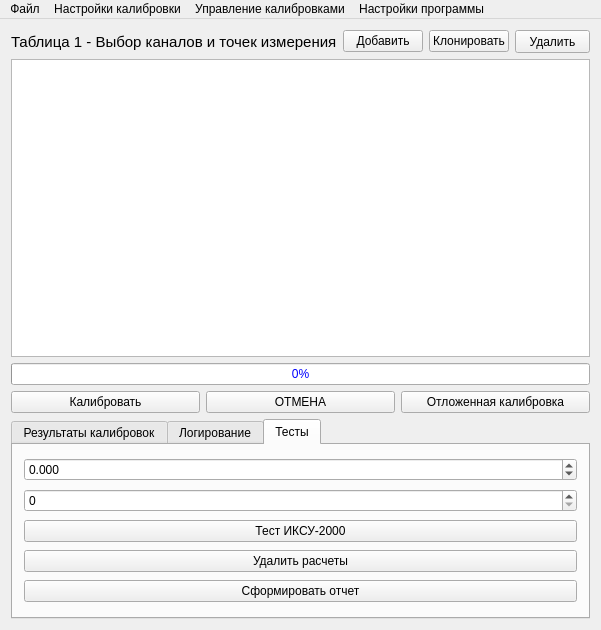
First picture: the form in general/mainwindow.ui, repository AleksanderBY/Kalibri2, before the edit.
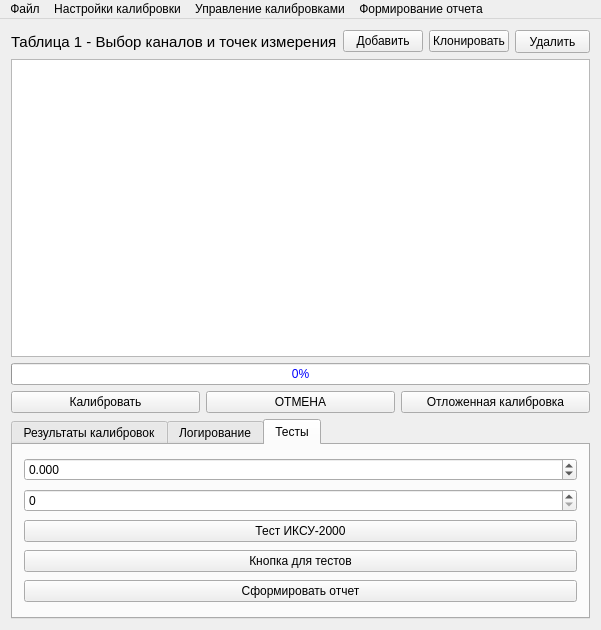
Second picture: the form after the edit. The open tabs and pages were chosen to show the change.

What changed in the file:
```diff
--- a/general/mainwindow.ui
+++ b/general/mainwindow.ui
@@ -266,7 +266,7 @@
         <item>
          <widget class="QPushButton" name="pushButton_3">
           <property name="text">
-           <string>Удалить расчеты</string>
+           <string>Кнопка для тестов</string>
           </property>
          </widget>
         </item>
@@ -327,7 +327,7 @@
    </widget>
    <widget class="QMenu" name="menu_5">
     <property name="title">
-     <string>Настройки программы</string>
+     <string>Формирование отчета</string>
     </property>
    </widget>
    <addaction name="menu"/>
```
Left out of the diff: 14 changed lines with no effect on the pictures.
